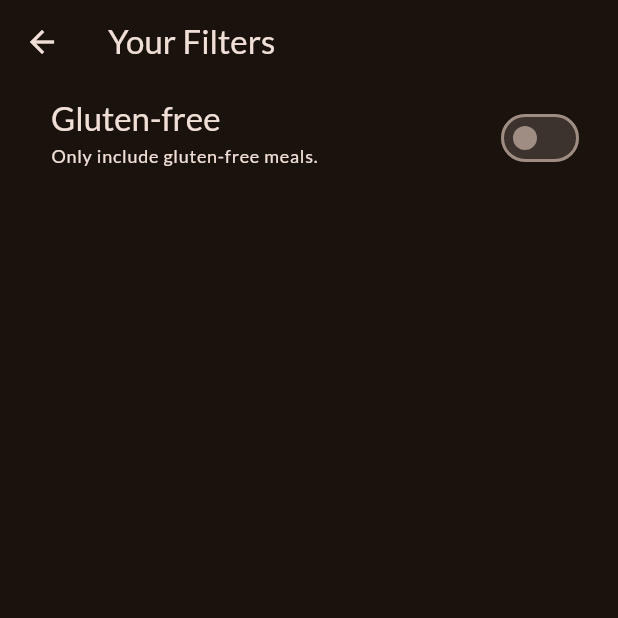
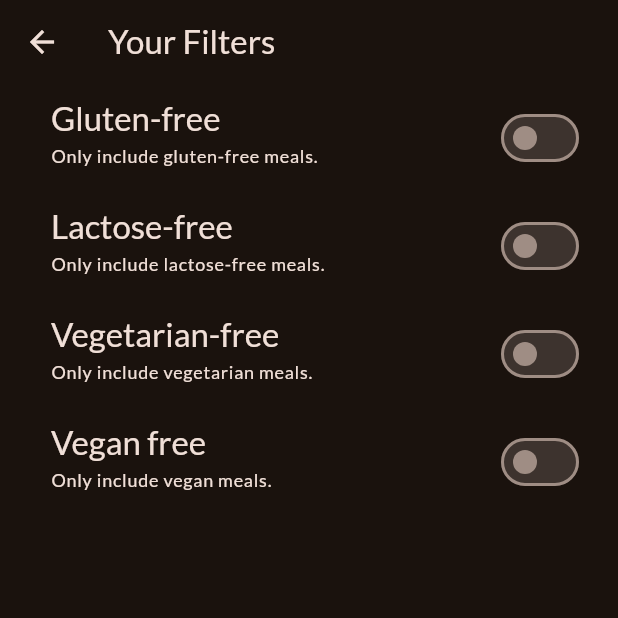
Before and after one commit to Eka051/meals_app, a Flutter app: the FiltersScreen screen opened directly, on a phone screen of 412 x 824 dp, the top half of it. Run offline on Flutter 3.47's test engine with Material 3 defaults, Android fonts, the phone set to English and light mode, and no system bars; our stand-ins replace google_fonts, transparent_image.

Commit message:
feat: add more filter options

```diff
--- a/lib/screens/filters.dart
+++ b/lib/screens/filters.dart
@@ -13,6 +13,9 @@ class FiltersScreen extends StatefulWidget {
 
 class _FiltersScreenState extends State<FiltersScreen> {
   var _glutenFreeFilterSet = false;
+  var _lactoseFreeFilterSet = false;
+  var _vegetarianFilterSet = false;
+  var _veganFilterSet = false;
 
   @override
   Widget build(BuildContext context) {
@@ -54,6 +57,72 @@ class _FiltersScreenState extends State<FiltersScreen> {
             activeColor: Theme.of(context).colorScheme.tertiary,
             contentPadding: const EdgeInsets.only(left: 34, right: 22),
           ),
+          SwitchListTile(
+            value: _lactoseFreeFilterSet,
+            onChanged: (isChecked) {
+              setState(() {
+                _lactoseFreeFilterSet = isChecked;
+              });
+            },
+            title: Text(
+              'Lactose-free',
+              style: Theme.of(context).textTheme.titleLarge!.copyWith(
+                    color: Theme.of(context).colorScheme.onSurface,
+                  ),
+            ),
+            subtitle: Text(
+              'Only include lactose-free meals.',
+              style: Theme.of(context).textTheme.labelMedium!.copyWith(
+                    color: Theme.of(context).colorScheme.onSurface,
+                  ),
+            ),
+            activeColor: Theme.of(context).colorScheme.tertiary,
+            contentPadding: const EdgeInsets.only(left: 34, right: 22),
+          ),
+          SwitchListTile(
+            value: _vegetarianFilterSet,
+            onChanged: (isChecked) {
+              setState(() {
+                _vegetarianFilterSet = isChecked;
+              });
+            },
+            title: Text(
+              'Vegetarian-free',
+              style: Theme.of(context).textTheme.titleLarge!.copyWith(
+                    color: Theme.of(context).colorScheme.onSurface,
+                  ),
+            ),
+            subtitle: Text(
+              'Only include vegetarian meals.',
+              style: Theme.of(context).textTheme.labelMedium!.copyWith(
+                    color: Theme.of(context).colorScheme.onSurface,
+                  ),
+            ),
+            activeColor: Theme.of(context).colorScheme.tertiary,
+            contentPadding: const EdgeInsets.only(left: 34, right: 22),
+          ),
+          SwitchListTile(
+            value: _veganFilterSet,
+            onChanged: (isChecked) {
+              setState(() {
+                _veganFilterSet = isChecked;
+              });
+            },
+            title: Text(
+              'Vegan free',
+              style: Theme.of(context).textTheme.titleLarge!.copyWith(
+                    color: Theme.of(context).colorScheme.onSurface,
+                  ),
+            ),
+            subtitle: Text(
+              'Only include vegan meals.',
+              style: Theme.of(context).textTheme.labelMedium!.copyWith(
+                    color: Theme.of(context).colorScheme.onSurface,
+                  ),
+            ),
+            activeColor: Theme.of(context).colorScheme.tertiary,
+            contentPadding: const EdgeInsets.only(left: 34, right: 22),
+          ),
         ],
       ),
     );
```
